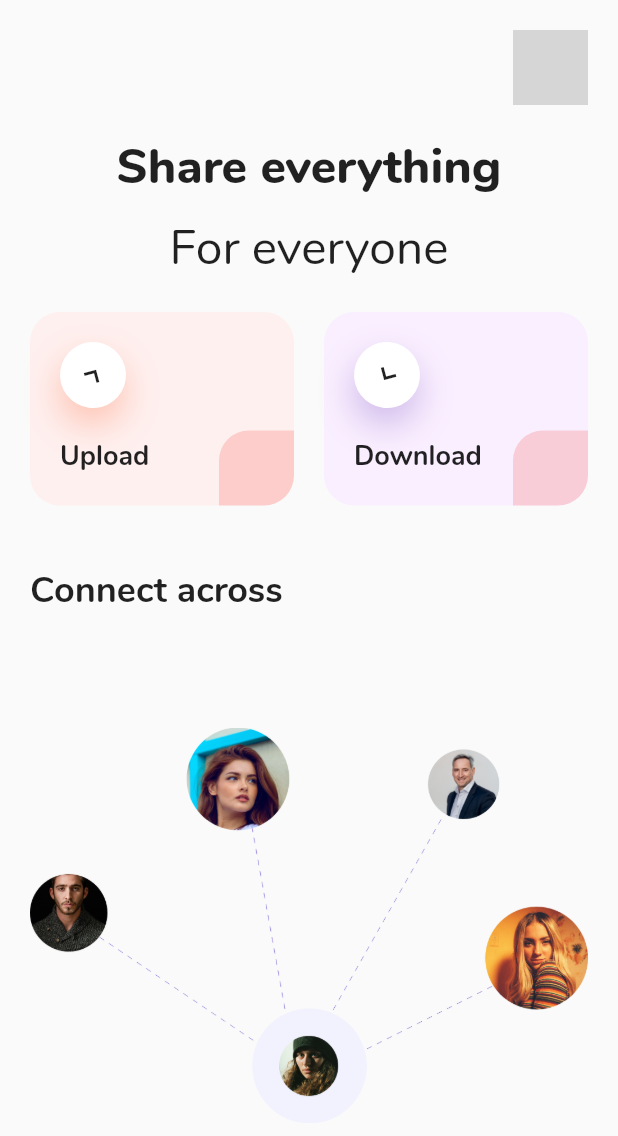
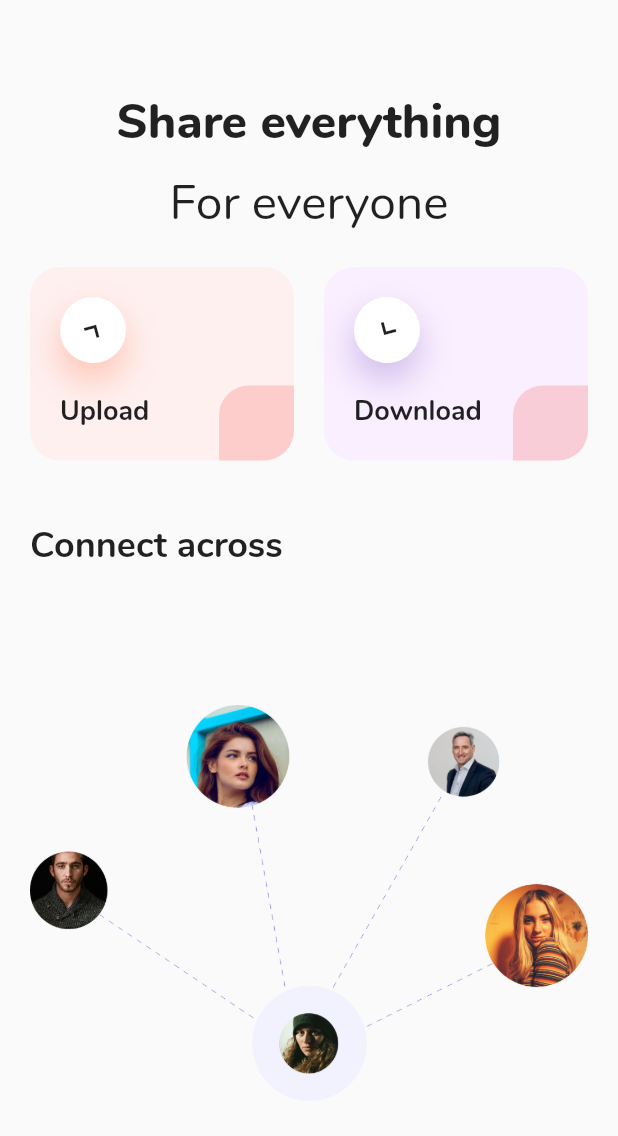
Before and after one commit to shrijanRegmi/flutter-sendman, a Flutter app: the screen it shows after launch, on a phone screen of 412 x 824 dp. Shown: the top 1136 px of the screen. Run offline on Flutter 3.47's test engine with Material 2 defaults, Android fonts, the phone set to English and light mode, and no system bars; our stand-ins replace cached_network_image, cloud_firestore, device_info, firebase_core, firebase_storage, fluttertoast and 4 more; missing offline and left inert: image_downloader; accounts and stored records are empty; grey boxes are pictures that could not be loaded.

Commit message:
image number added and avatar removed from home screen

```diff
--- a/lib/views/screens/home_screen.dart
+++ b/lib/views/screens/home_screen.dart
@@ -1,7 +1,6 @@
 import 'package:flutter/material.dart';
 import 'package:send_man/viewmodels/home_vm.dart';
 import 'package:send_man/viewmodels/vm_provider.dart';
-import 'package:send_man/views/widgets/common_widgets/avatar_builder.dart';
 import 'package:send_man/views/widgets/common_widgets/text_builder.dart';
 import 'package:send_man/views/widgets/home_widgets/upload_download_buttons.dart';
 
@@ -52,9 +51,12 @@ class HomeScreen extends StatelessWidget {
     return Row(
       mainAxisAlignment: MainAxisAlignment.end,
       children: [
-        AvatarBuilder(
-          imgUrl:
-              'https://img.freepik.com/free-photo/young-handsome-man-with-beard-isolated-keeping-arms-crossed-frontal-position_1368-132662.jpg?size=626&ext=jpg&ga=GA1.2.136948160.1615680000',
+        // AvatarBuilder(
+        //   imgUrl:
+        //       'https://img.freepik.com/free-photo/young-handsome-man-with-beard-isolated-keeping-arms-crossed-frontal-position_1368-132662.jpg?size=626&ext=jpg&ga=GA1.2.136948160.1615680000',
+        // ),
+        SizedBox(
+          height: 20.0,
         ),
       ],
     );
```
Also changed, not shown: lib/views/widgets/upload_widgets/image_grid_item.dart (+18 -3 lines).
